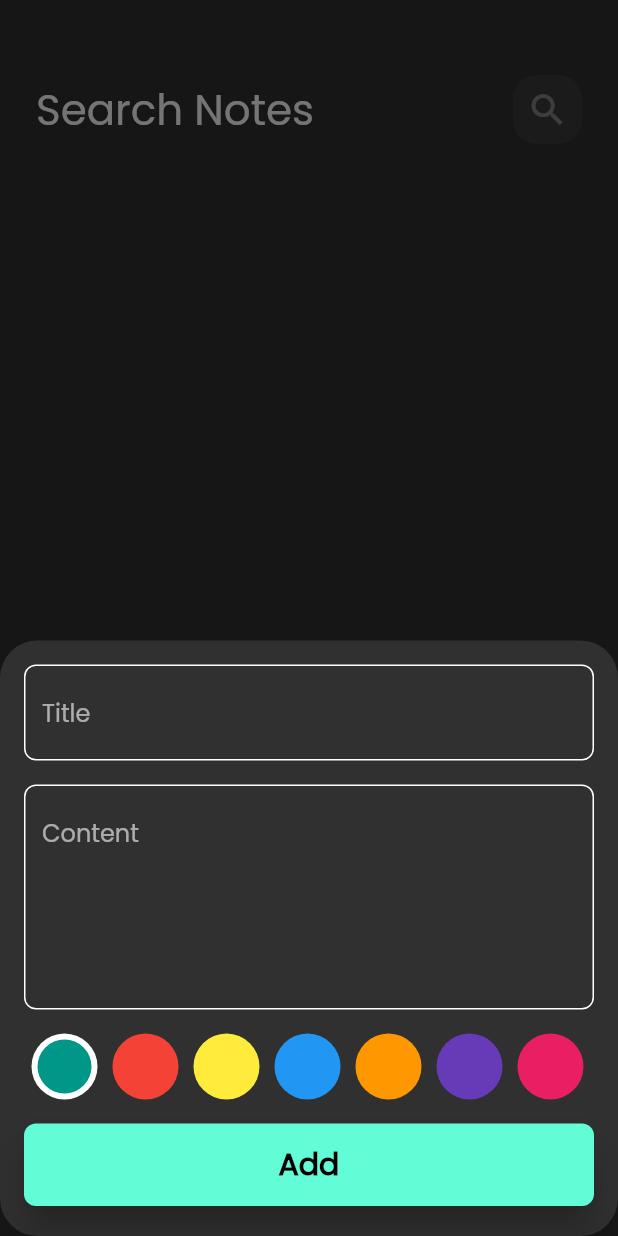
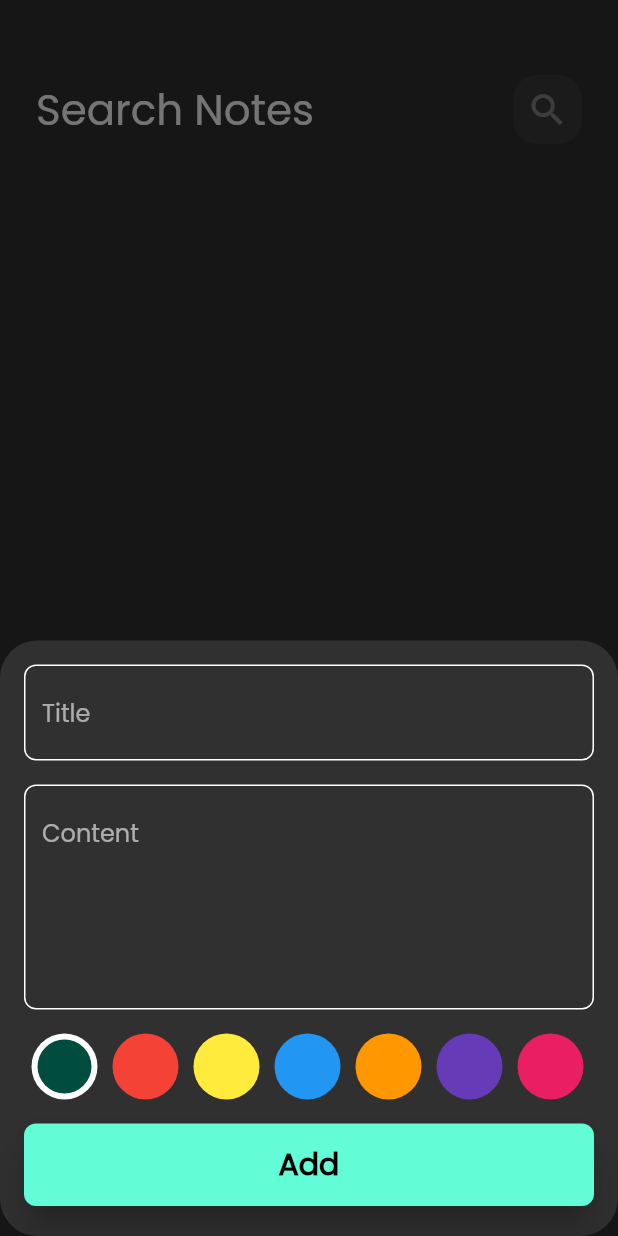
Before and after one commit to mahmoud25081983/note_app, a Flutter app: the screen it shows after launch, after a tap on the "add" icon, on a phone screen of 412 x 824 dp. Run offline on Flutter 3.47's test engine with Material 2 defaults, Android fonts, the phone set to English and light mode, and no system bars; our stand-ins replace bloc, flutter_bloc, font_awesome_flutter, hive, hive_flutter; accounts and stored records are empty.

Commit message:
add color picker to edite note

```diff
--- a/lib/constant.dart
+++ b/lib/constant.dart
@@ -2,3 +2,15 @@ import 'package:flutter/material.dart';
 
 const kPrimaruColor = Color(0xff62fcd7);
 const kNotesBox = "notes_box";
+
+const List<Color> kColors = const [
+  Color(0xff004d40),
+  Color(0xFFF44336),
+  Color(0xFFFFEB3B),
+  Color(0xFF2196F3),
+  Color(0xFFFF9800),
+  Color(0xFF673AB7),
+  Color(0xFFE91E63)
+];
+
+int currentIndex = 0;
--- a/lib/cubits/add_note_cubit/add_note_cubit.dart
+++ b/lib/cubits/add_note_cubit/add_note_cubit.dart
@@ -1,4 +1,5 @@
 import 'package:bloc/bloc.dart';
+import 'package:flutter/material.dart';
 import 'package:hive_flutter/adapters.dart';
 import 'package:meta/meta.dart';
 
@@ -9,8 +10,9 @@ part 'add_note_state.dart';
 
 class AddNoteCubit extends Cubit<AddNoteState> {
   AddNoteCubit() : super(AddNoteInitial());
-
+  Color color = const Color(0xff004d40);
   addNote(NoteModel note) async {
+    note.color = color.value;
     emit(AddNoteLoading());
     try {
       var noteBox = Hive.box<NoteModel>(kNotesBox);
--- a/lib/views/widgets/custom_color_picker.dart
+++ b/lib/views/widgets/custom_color_picker.dart
@@ -1,4 +1,8 @@
 import 'package:flutter/material.dart';
+import 'package:flutter_bloc/flutter_bloc.dart';
+import 'package:noteapp/cubits/add_note_cubit/add_note_cubit.dart';
+
+import '../../constant.dart';
 
 class ColorItems extends StatelessWidget {
   const ColorItems({super.key, required this.isPicked, required this.color});
@@ -35,16 +39,6 @@ class ColorsListView extends StatefulWidget {
 }
 
 class _ColorsListViewState extends State<ColorsListView> {
-  List<Color> colors = const [
-    Colors.teal,
-    Colors.red,
-    Colors.yellow,
-    Colors.blue,
-    Colors.orange,
-    Colors.deepPurple,
-    Colors.pink
-  ];
-
   int currentIndex = 0;
 
   @override
@@ -53,16 +47,17 @@ class _ColorsListViewState extends State<ColorsListView> {
       height: 22 * 2,
       child: ListView.builder(
         scrollDirection: Axis.horizontal,
-        itemCount: colors.length,
+        itemCount: kColors.length,
         itemBuilder: (context, index) {
           return GestureDetector(
             onTap: () {
               currentIndex = index;
+              BlocProvider.of<AddNoteCubit>(context).color = kColors[index];
               setState(() {});
             },
             child: ColorItems(
               isPicked: currentIndex == index,
-              color: colors[index],
+              color: kColors[index],
             ),
           );
         },
--- a/lib/views/widgets/edit_view_body.dart
+++ b/lib/views/widgets/edit_view_body.dart
@@ -1,10 +1,13 @@
 import 'package:flutter/material.dart';
 import 'package:flutter_bloc/flutter_bloc.dart';
+import 'package:noteapp/constant.dart';
 import 'package:noteapp/views/widgets/custome_app_bar.dart';
 
 import '../../cubits/notes_ cubit/notes_cubit.dart';
 import '../../models/notemodel.dart';
 import 'Custom_text_field.dart';
+import 'custom_color_picker.dart';
+import 'custome_edite_note_color_picker.dart';
 
 class EditNoteViewBody extends StatefulWidget {
   const EditNoteViewBody({super.key, required this.noteModel});
@@ -49,6 +52,8 @@ class _EditNoteViewBodyState extends State<EditNoteViewBody> {
               content = value;
             },
           ),
+          const SizedBox(height: 16),
+          EditeNoteColorPicker(noteModel: widget.noteModel)
         ],
       ),
     );
--- a/lib/views/widgets/notes_view_body.dart
+++ b/lib/views/widgets/notes_view_body.dart
@@ -3,7 +3,7 @@ import 'package:flutter_bloc/flutter_bloc.dart';
 
 import '../../cubits/notes_ cubit/notes_cubit.dart';
 import 'custome_app_bar.dart';
-import 'custome_list_view_builder.dart';
+import 'custome_add_note_color_picker.dart';
 
 class NotesViewBody extends StatefulWidget {
   const NotesViewBody({super.key});
```
Also changed, not shown: lib/views/widgets/custome_edite_note_color_picker.dart (added, +45 -0 lines), lib/views/widgets/custome_add_note_color_picker.dart (renamed from lib/views/widgets/custome_list_view_builder.dart).
